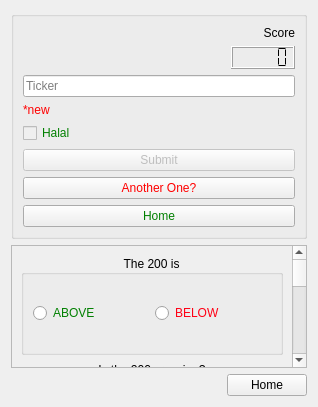
Old version of the form stock-watchlist/stockCheckDialog.ui in the repository Kataki-Takanashi/Halal-Stock-Organizer.
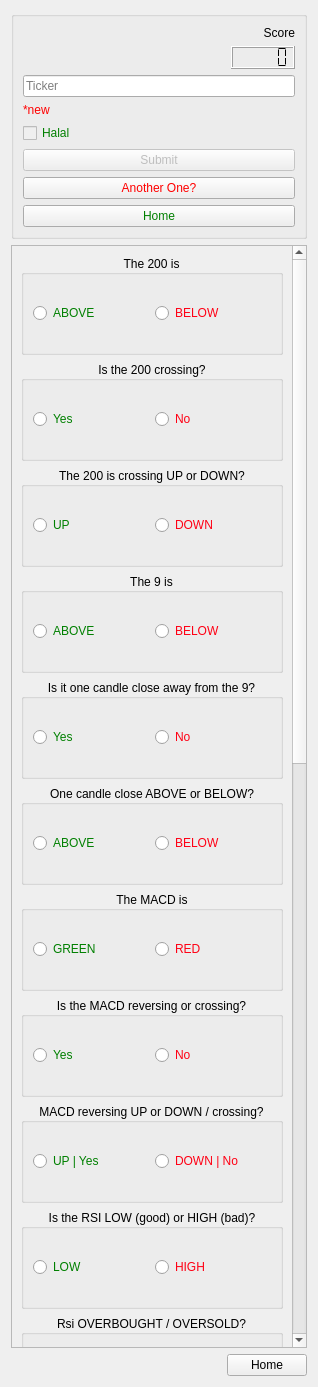
New version of the form.

What changed in the file:
```diff
--- a/stock-watchlist/stockCheckDialog.ui
+++ b/stock-watchlist/stockCheckDialog.ui
@@ -7,7 +7,7 @@
     <x>0</x>
     <y>0</y>
     <width>318</width>
-    <height>407</height>
+    <height>1387</height>
    </rect>
   </property>
   <property name="windowTitle">
```
Left out of the diff: 24 changed lines with no effect on the pictures.
